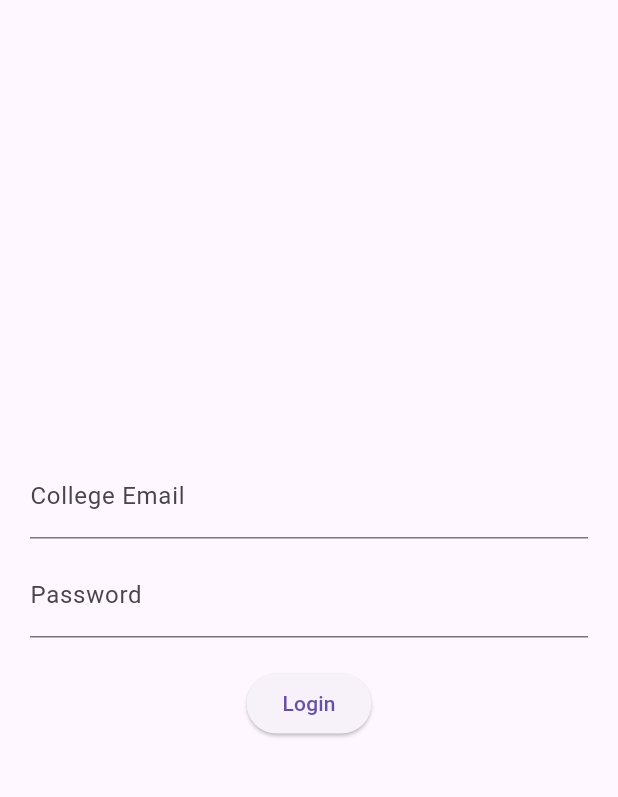
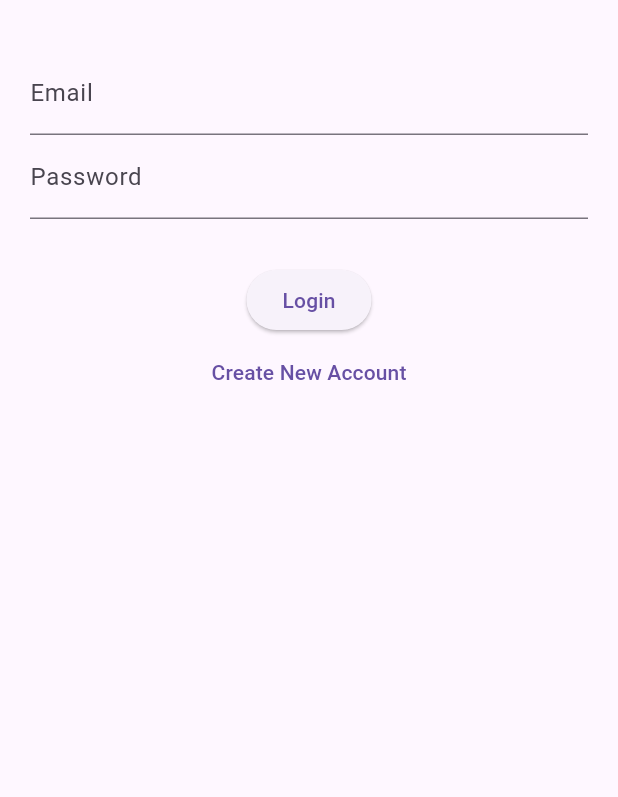
Before and after one commit to kalviumcommunity/S69-0226-DSP-flutter-ClubHubManager, a Flutter app: the screen it shows after launch, on a phone screen of 412 x 824 dp, the part 63-860 px from its top. Run offline on Flutter 3.47's test engine with Material 3 defaults, Android fonts, the light colour scheme and no system bars; our stand-ins replace firebase_auth, firebase_core; accounts and stored records are empty.

Commit message:
Create account

```diff
--- a/lib/screens/login_screen.dart
+++ b/lib/screens/login_screen.dart
@@ -1,7 +1,52 @@
 import 'package:flutter/material.dart';
+import 'package:firebase_auth/firebase_auth.dart';
 
-class LoginScreen extends StatelessWidget {
+class LoginScreen extends StatefulWidget {
   const LoginScreen({super.key});
+
+  @override
+  State<LoginScreen> createState() => _LoginScreenState();
+}
+
+class _LoginScreenState extends State<LoginScreen> {
+  // These "Controllers" grab the text you type in the boxes
+  final TextEditingController _emailController = TextEditingController();
+  final TextEditingController _passwordController = TextEditingController();
+
+  // This function creates a NEW account
+  Future<void> _signUp() async {
+    try {
+      await FirebaseAuth.instance.createUserWithEmailAndPassword(
+        email: _emailController.text.trim(),
+        password: _passwordController.text.trim(),
+      );
+      ScaffoldMessenger.of(context).showSnackBar(
+        const SnackBar(content: Text("Account Created! You can now Login.")),
+      );
+    } catch (e) {
+      ScaffoldMessenger.of(context).showSnackBar(
+        SnackBar(content: Text("Error: ${e.toString()}")),
+      );
+    }
+  }
+
+  // This function logs in an EXISTING user
+  Future<void> _login() async {
+    try {
+      await FirebaseAuth.instance.signInWithEmailAndPassword(
+        email: _emailController.text.trim(),
+        password: _passwordController.text.trim(),
+      );
+      ScaffoldMessenger.of(context).showSnackBar(
+        const SnackBar(content: Text("Success! You are logged in.")),
+      );
+      // Later, we will add a line here to go to the Home Screen
+    } catch (e) {
+      ScaffoldMessenger.of(context).showSnackBar(
+        SnackBar(content: Text("Error: ${e.toString()}")),
+      );
+    }
+  }
 
   @override
   Widget build(BuildContext context) {
@@ -10,23 +55,19 @@ class LoginScreen extends StatelessWidget {
       body: Padding(
         padding: const EdgeInsets.all(20.0),
         child: Column(
-          mainAxisAlignment: MainAxisAlignment.center,
           children: [
-            const TextField(
-              decoration: InputDecoration(labelText: "College Email"),
+            TextField(
+              controller: _emailController,
+              decoration: const InputDecoration(labelText: "Email"),
             ),
-            const SizedBox(height: 10),
-            const TextField(
-              decoration: InputDecoration(labelText: "Password"),
+            TextField(
+              controller: _passwordController,
+              decoration: const InputDecoration(labelText: "Password"),
               obscureText: true,
             ),
-            const SizedBox(height: 20),
-            ElevatedButton(
-              onPressed: () {
-                print("Login button clicked!");
-              },
-              child: const Text("Login"),
-            ),
+            const SizedBox(height: 30),
+            ElevatedButton(onPressed: _login, child: const Text("Login")),
+            TextButton(onPressed: _signUp, child: const Text("Create New Account")),
           ],
         ),
       ),
```
